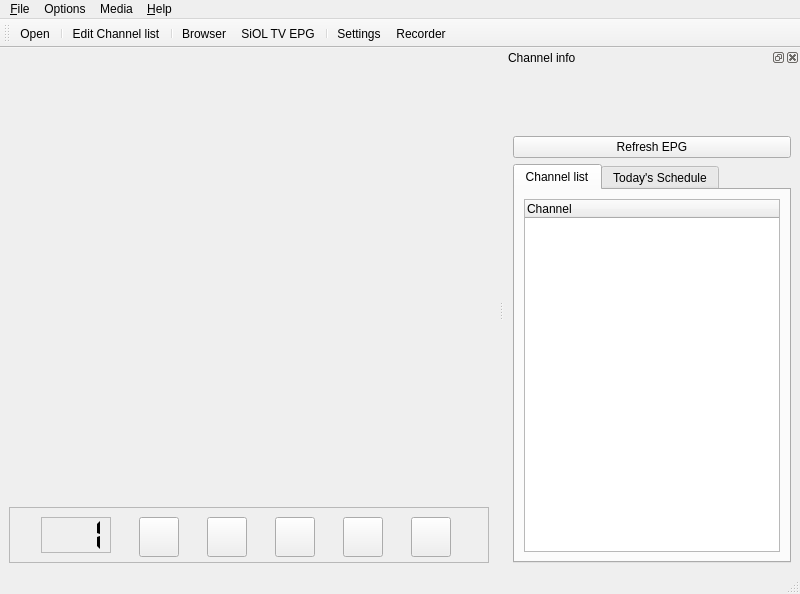
First picture: the form in ui/Tano.ui, repository ntadej/tano, before the edit.
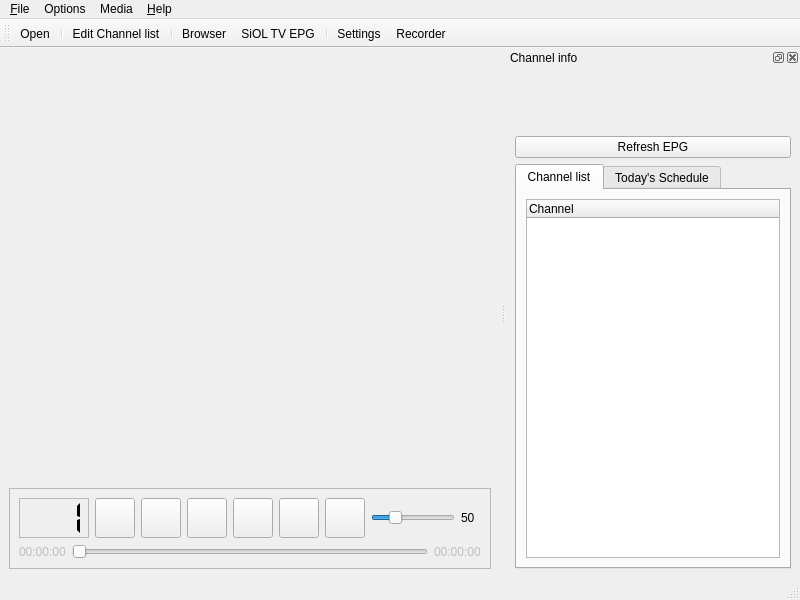
Second picture: the form after the edit. Icons and pictures are not drawn. Custom widgets are drawn as their Qt base class.

Commit message: Working OSD, volume management changes

Diff of the .ui file:
```diff
--- a/ui/Tano.ui
+++ b/ui/Tano.ui
@@ -6,7 +6,7 @@
     <x>0</x>
     <y>0</y>
     <width>800</width>
-    <height>594</height>
+    <height>600</height>
    </rect>
   </property>
   <property name="windowTitle" >
@@ -23,17 +23,11 @@
     </item>
     <item>
      <widget class="QFrame" name="videoControlsFrame" >
-      <property name="minimumSize" >
-       <size>
-        <width>0</width>
-        <height>56</height>
-       </size>
-      </property>
-      <property name="maximumSize" >
-       <size>
-        <width>16777215</width>
-        <height>56</height>
-       </size>
+      <property name="sizePolicy" >
+       <sizepolicy vsizetype="Maximum" hsizetype="Preferred" >
+        <horstretch>0</horstretch>
+        <verstretch>0</verstretch>
+       </sizepolicy>
       </property>
       <property name="frameShape" >
        <enum>QFrame::StyledPanel</enum>
@@ -41,13 +35,15 @@
       <property name="frameShadow" >
        <enum>QFrame::Raised</enum>
       </property>
-      <layout class="QHBoxLayout" name="videoControls" >
+      <layout class="QVBoxLayout" name="verticalLayout" >
+       <item>
+        <layout class="QHBoxLayout" name="layoutButtons" >
        <item>
         <widget class="QLCDNumber" name="channelNumber" >
          <property name="minimumSize" >
           <size>
            <width>70</width>
-           <height>0</height>
+             <height>40</height>
           </size>
          </property>
          <property name="maximumSize" >
@@ -230,6 +226,103 @@
          </property>
         </widget>
        </item>
+         <item>
+          <widget class="QPushButton" name="buttonMute" >
+           <property name="maximumSize" >
+            <size>
+             <width>40</width>
+             <height>40</height>
+            </size>
+           </property>
+           <property name="toolTip" >
+            <string>Mute</string>
+           </property>
+           <property name="statusTip" >
+            <string>Mute</string>
+           </property>
+           <property name="icon" >
+            <iconset resource="images.qrc" >
+             <normaloff>:/icons/images/player_mute.png</normaloff>:/icons/images/player_mute.png</iconset>
+           </property>
+           <property name="iconSize" >
+            <size>
+             <width>32</width>
+             <height>32</height>
+            </size>
+           </property>
+           <property name="checkable" >
+            <bool>true</bool>
+           </property>
+          </widget>
+         </item>
+         <item>
+          <widget class="QSlider" name="volumeSlider" >
+           <property name="sizePolicy" >
+            <sizepolicy vsizetype="Fixed" hsizetype="MinimumExpanding" >
+             <horstretch>0</horstretch>
+             <verstretch>0</verstretch>
+            </sizepolicy>
+           </property>
+           <property name="maximum" >
+            <number>200</number>
+           </property>
+           <property name="sliderPosition" >
+            <number>50</number>
+           </property>
+           <property name="orientation" >
+            <enum>Qt::Horizontal</enum>
+           </property>
+          </widget>
+         </item>
+         <item>
+          <widget class="QLabel" name="labelVolume" >
+           <property name="minimumSize" >
+            <size>
+             <width>20</width>
+             <height>0</height>
+            </size>
+           </property>
+           <property name="text" >
+            <string>50</string>
+           </property>
+          </widget>
+         </item>
+        </layout>
+       </item>
+       <item>
+        <layout class="QHBoxLayout" name="layoutDuration" >
+         <item>
+          <widget class="QLabel" name="labelDuration" >
+           <property name="enabled" >
+            <bool>false</bool>
+           </property>
+           <property name="text" >
+            <string>00:00:00</string>
+           </property>
+          </widget>
+         </item>
+         <item>
+          <widget class="QSlider" name="durationSlider" >
+           <property name="enabled" >
+            <bool>false</bool>
+           </property>
+           <property name="orientation" >
+            <enum>Qt::Horizontal</enum>
+           </property>
+          </widget>
+         </item>
+         <item>
+          <widget class="QLabel" name="labelLenght" >
+           <property name="enabled" >
+            <bool>false</bool>
+           </property>
+           <property name="text" >
+            <string>00:00:00</string>
+           </property>
+          </widget>
+         </item>
+        </layout>
+       </item>
       </layout>
      </widget>
     </item>
```
Left out of the diff: 118 changed lines with no effect on the pictures. Lines whose indentation alone changed are shown as unchanged. The commit also changes 8 other files.
